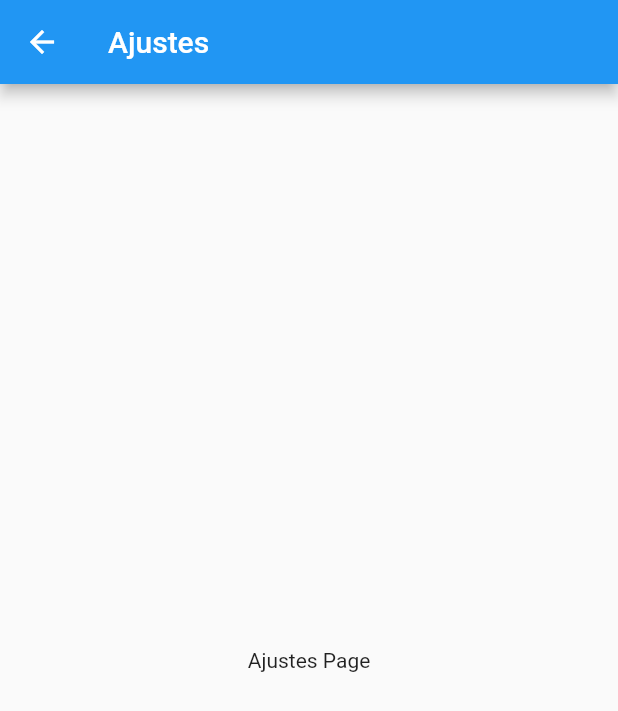
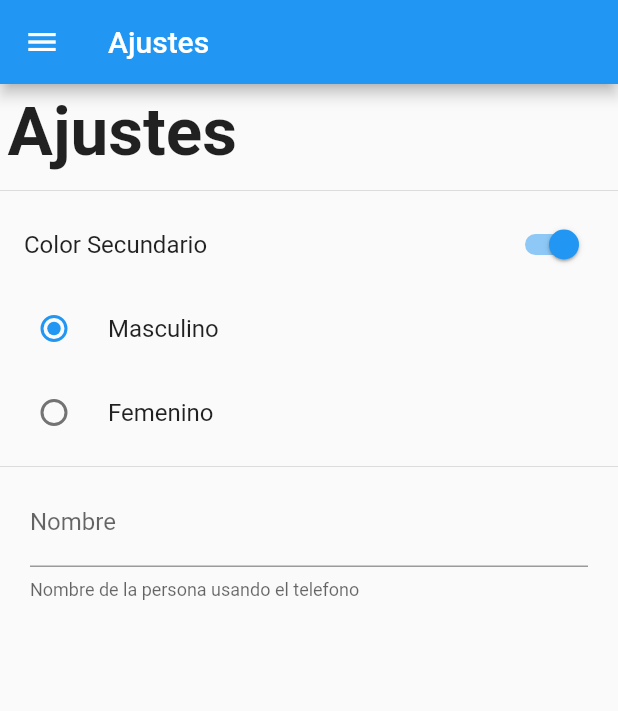
Before and after one commit to agustinmacia/preferencias_usuario_app, a Flutter app: the SettingsPage screen opened by its route, on a phone screen of 412 x 824 dp. Shown: the top 711 px of the screen. Run offline on Flutter 3.47's test engine with Material 2 defaults, Android fonts, the phone set to English and light mode, and no system bars.

Commit message:
Modificacion SettingsPage. Pasa a ser Stateful

```diff
--- a/lib/src/pages/settings_page.dart
+++ b/lib/src/pages/settings_page.dart
@@ -1,17 +1,58 @@
 import 'package:flutter/material.dart';
+import 'package:preferencias_usuario_app/src/widgets/menu_widget.dart';
 
-class SettingsPage extends StatelessWidget {
+class SettingsPage extends StatefulWidget {
 
   static final String routeName = 'settings';
 
+  @override
+  _SettingsPageState createState() => _SettingsPageState();
+}
+
+class _SettingsPageState extends State<SettingsPage> {
   @override
   Widget build(BuildContext context) {
     return Scaffold(
       appBar: AppBar(
         title: Text('Ajustes'),
       ),
-      body: Center(
-        child: Text('Ajustes Page'),
+      drawer: MenuWidget(),
+      body: ListView(
+        children: <Widget>[
+          Container(
+            padding: EdgeInsets.all(5.0),
+            child: Text('Ajustes', style: TextStyle(fontSize: 45.0, fontWeight: FontWeight.bold)),
+          ),
+          Divider(),
+          SwitchListTile(
+            value: true,
+            title: Text('Color Secundario'),
+            onChanged: (valor){},
+          ),
+          RadioListTile(
+            value: 1,
+            title: Text('Masculino'),
+            groupValue: 1,
+            onChanged: (valor){},
+          ),
+          RadioListTile(
+            value: 1,
+            title: Text('Femenino'),
+            groupValue: 2,
+            onChanged: (valor){},
+          ),
+          Divider(),
+          Container(
+            padding: EdgeInsets.symmetric(horizontal: 20.0),
+            child: TextField(
+              decoration: InputDecoration(
+                labelText: 'Nombre',
+                helperText: 'Nombre de la persona usando el telefono'
+              ),
+              onChanged: (valor){},
+            ),
+          ),
+        ],
       )
     );
   }
```
